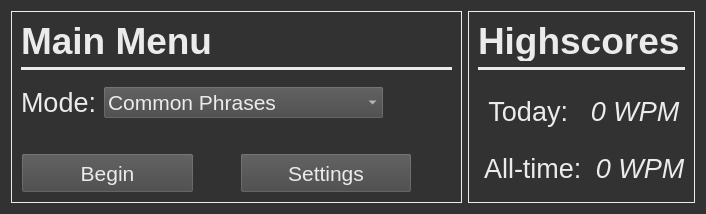
The window that speed-typer/source_ui/mainWindow.ui (Rolv-Apneseth/ps-typer) describes before a commit, drawn with Qt 5.
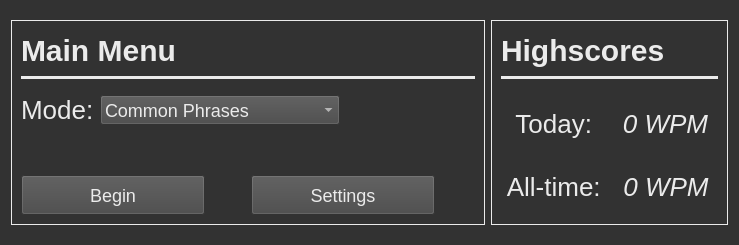
The same window after the commit.

Commit message: Changed font-sizes and made the font sizes be specified in the style sheets of windows so they are easier to change

```diff
--- a/speed-typer/source_ui/mainWindow.ui
+++ b/speed-typer/source_ui/mainWindow.ui
@@ -6,8 +6,8 @@
    <rect>
     <x>0</x>
     <y>0</y>
-    <width>706</width>
-    <height>214</height>
+    <width>739</width>
+    <height>245</height>
    </rect>
   </property>
   <property name="windowTitle">
@@ -18,17 +18,16 @@
 	
 	background: rgb(50, 50, 50);
 	color: rgb(235, 235, 235);
+	font-size: 26px;
 }
 
 QFrame {	
-	
-	
 	border: 1px solid rgb(235, 235, 235);
 }
 
-QPushButton, QComboBox {
-	
-	background: rgb(70, 70, 70)
+QPushButton, QComboBox {	
+	background: rgb(70, 70, 70);
+	font-size: 18px;
 }
 
 QLabel {
@@ -103,13 +102,13 @@
             </property>
             <property name="font">
              <font>
-              <pointsize>28</pointsize>
+              <pointsize>-1</pointsize>
               <weight>75</weight>
               <bold>true</bold>
              </font>
             </property>
             <property name="styleSheet">
-             <string notr="true">font-weight: bold;</string>
+             <string notr="true">font-weight: bold; font-size: 30px;</string>
             </property>
             <property name="text">
              <string>Main Menu</string>
@@ -157,7 +156,7 @@
               </property>
               <property name="font">
                <font>
-                <pointsize>20</pointsize>
+                <pointsize>-1</pointsize>
                 <underline>false</underline>
                </font>
               </property>
@@ -176,7 +175,7 @@
               </property>
               <property name="font">
                <font>
-                <pointsize>16</pointsize>
+                <pointsize>-1</pointsize>
                </font>
               </property>
               <property name="cursor">
@@ -258,7 +257,7 @@
               </property>
               <property name="font">
                <font>
-                <pointsize>16</pointsize>
+                <pointsize>-1</pointsize>
                </font>
               </property>
               <property name="cursor">
@@ -301,7 +300,7 @@
               </property>
               <property name="font">
                <font>
-                <pointsize>16</pointsize>
+                <pointsize>-1</pointsize>
                </font>
               </property>
               <property name="cursor">
@@ -373,14 +372,14 @@
             </property>
             <property name="font">
              <font>
-              <pointsize>28</pointsize>
+              <pointsize>-1</pointsize>
               <weight>75</weight>
               <bold>true</bold>
               <underline>false</underline>
              </font>
             </property>
             <property name="styleSheet">
-             <string notr="true">font-weight: bold;</string>
+             <string notr="true">font-weight: bold; font-size: 30px;</string>
             </property>
             <property name="text">
              <string>Highscores</string>
@@ -419,7 +418,7 @@
              <widget class="QLabel" name="labelTodayTitle">
               <property name="font">
                <font>
-                <pointsize>20</pointsize>
+                <pointsize>-1</pointsize>
                </font>
               </property>
               <property name="text">
@@ -434,7 +433,7 @@
              <widget class="QLabel" name="labelTodayScore">
               <property name="font">
                <font>
-                <pointsize>20</pointsize>
+                <pointsize>-1</pointsize>
                 <italic>true</italic>
                </font>
               </property>
@@ -454,7 +453,7 @@
              <widget class="QLabel" name="labelAlltimeTitle">
               <property name="font">
                <font>
-                <pointsize>20</pointsize>
+                <pointsize>-1</pointsize>
                </font>
               </property>
               <property name="text">
@@ -469,7 +468,7 @@
              <widget class="QLabel" name="labelAlltimeScore">
               <property name="font">
                <font>
-                <pointsize>20</pointsize>
+                <pointsize>-1</pointsize>
                 <italic>true</italic>
                </font>
               </property>
```
The commit also changes 5 other files.
